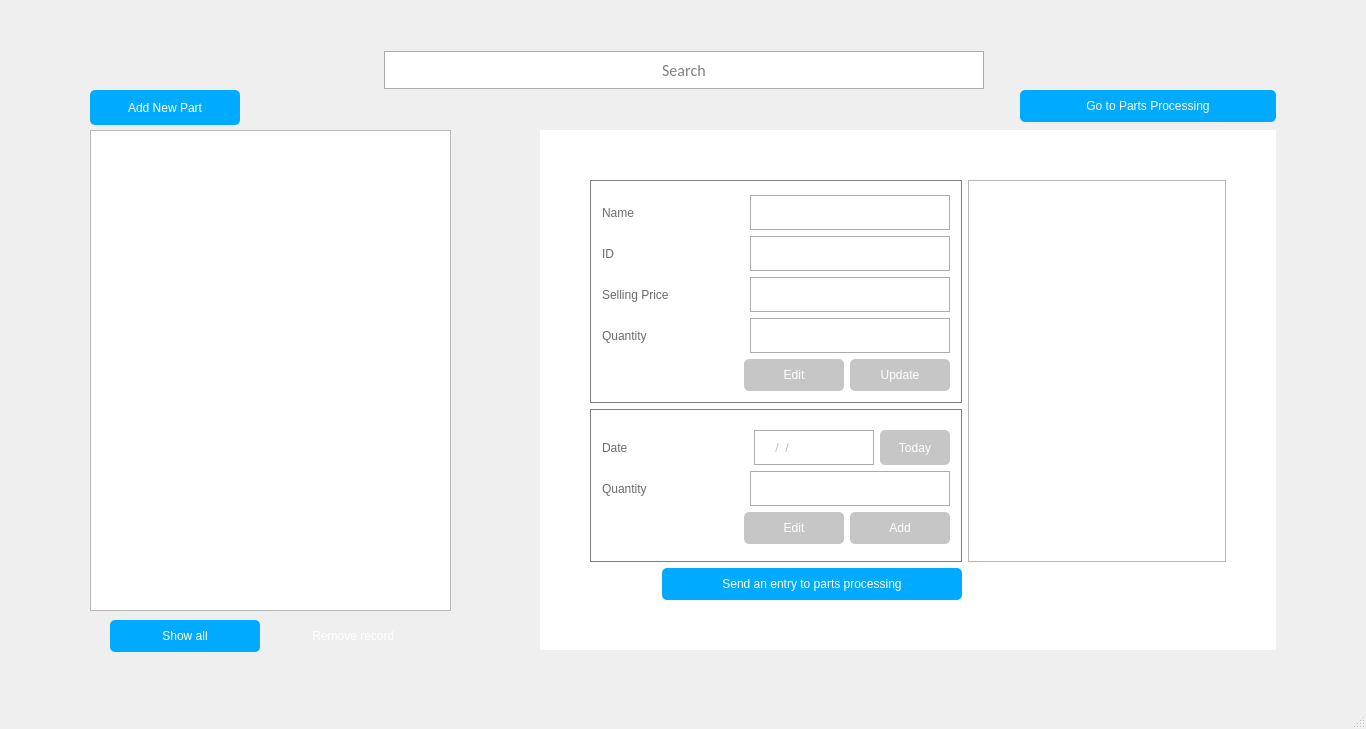
Qt form partstore.ui (RajivSah/Project) before a commit.
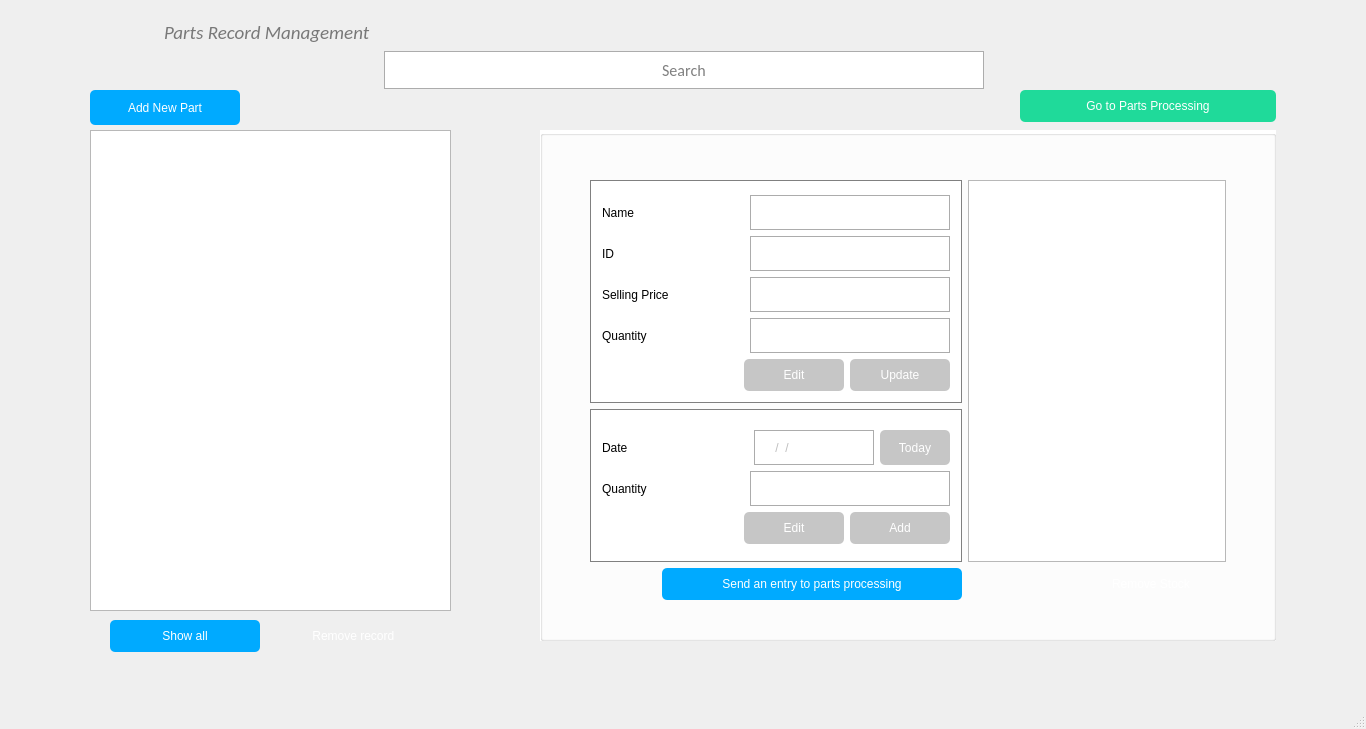
The same form after that commit. Icons and pictures are not drawn.

The edit to the form file:
```diff
--- a/partstore.ui
+++ b/partstore.ui
@@ -14,7 +14,11 @@
    <string>MainWindow</string>
   </property>
   <property name="styleSheet">
-   <string notr="true">#centralwidget {
+   <string notr="true">QPushButton:disabled {
+	
+	background-color: rgb(198, 198, 198);
+}
+#centralwidget {
 font: 75 14pt &quot;Calibri&quot;;
     
 }
@@ -26,7 +30,7 @@
 QLabel
 {
  font: 75 italic 14pt &quot;Calibri&quot;;
-color: rgb(108, 108, 108);
+color: rgb(0, 0, 0);
 padding-bottom: 0;
 
 }
@@ -54,7 +58,7 @@
       <x>540</x>
       <y>130</y>
       <width>736</width>
-      <height>520</height>
+      <height>511</height>
      </rect>
     </property>
     <property name="styleSheet">
@@ -62,6 +66,8 @@
 {
 border:none;
 padding: 41;
+color:
+	color: rgb(0, 0, 0);
 }</string>
     </property>
     <property name="title">
@@ -148,7 +154,7 @@
       </item>
      </layout>
     </widget>
-    <widget class="QWidget" name="">
+    <widget class="QWidget" name="layoutWidget">
      <property name="geometry">
       <rect>
        <x>50</x>
@@ -947,17 +953,102 @@
 QPushButton 
 {
      font: 75  14pt &quot;Calibri&quot;;
-	background-color: rgb(0, 170, 255);
+	background-color: #1FDA9A;
 	
 	color: rgb(255, 255, 255);
 
 	border-radius: 5px;
+
 }</string>
     </property>
     <property name="text">
      <string>Go to Parts Processing</string>
     </property>
    </widget>
+   <widget class="QWidget" name="layoutWidget_2">
+    <property name="geometry">
+     <rect>
+      <x>50</x>
+      <y>10</y>
+      <width>321</width>
+      <height>44</height>
+     </rect>
+    </property>
+    <layout class="QGridLayout" name="gridLayout_3">
+     <item row="0" column="0">
+      <widget class="QLabel" name="label_7">
+       <property name="sizePolicy">
+        <sizepolicy hsizetype="Expanding" vsizetype="Expanding">
+         <horstretch>0</horstretch>
+         <verstretch>0</verstretch>
+        </sizepolicy>
+       </property>
+       <property name="minimumSize">
+        <size>
+         <width>42</width>
+         <height>42</height>
+        </size>
+       </property>
+       <property name="maximumSize">
+        <size>
+         <width>42</width>
+         <height>42</height>
+        </size>
+       </property>
+       <property name="text">
+        <string/>
+       </property>
+       <property name="pixmap">
+        <pixmap resource="reso.qrc">:/icons/icons/mitsu_small.png</pixmap>
+       </property>
+       <property name="scaledContents">
+        <bool>true</bool>
+       </property>
+      </widget>
+     </item>
+     <item row="0" column="1">
+      <spacer name="horizontalSpacer_17">
+       <property name="orientation">
+        <enum>Qt::Horizontal</enum>
+       </property>
+       <property name="sizeType">
+        <enum>QSizePolicy::Expanding</enum>
+       </property>
+       <property name="sizeHint" stdset="0">
+        <size>
+         <width>40</width>
+         <height>20</height>
+        </size>
+       </property>
+      </spacer>
+     </item>
+     <item row="0" column="2">
+      <widget class="QLabel" name="addHeader">
+       <property name="sizePolicy">
+        <sizepolicy hsizetype="Expanding" vsizetype="Expanding">
+         <horstretch>0</horstretch>
+         <verstretch>0</verstretch>
+        </sizepolicy>
+       </property>
+       <property name="font">
+        <font>
+         <family>Calibri</family>
+         <pointsize>14</pointsize>
+         <weight>9</weight>
+         <italic>true</italic>
+         <bold>false</bold>
+        </font>
+       </property>
+       <property name="styleSheet">
+        <string notr="true">color: rgb(120, 120, 120);</string>
+       </property>
+       <property name="text">
+        <string>Parts Record Management</string>
+       </property>
+      </widget>
+     </item>
+    </layout>
+   </widget>
   </widget>
   <widget class="QMenuBar" name="menubar">
    <property name="geometry">
```
Left out of the diff: 28 changed lines with no effect on the pictures.
